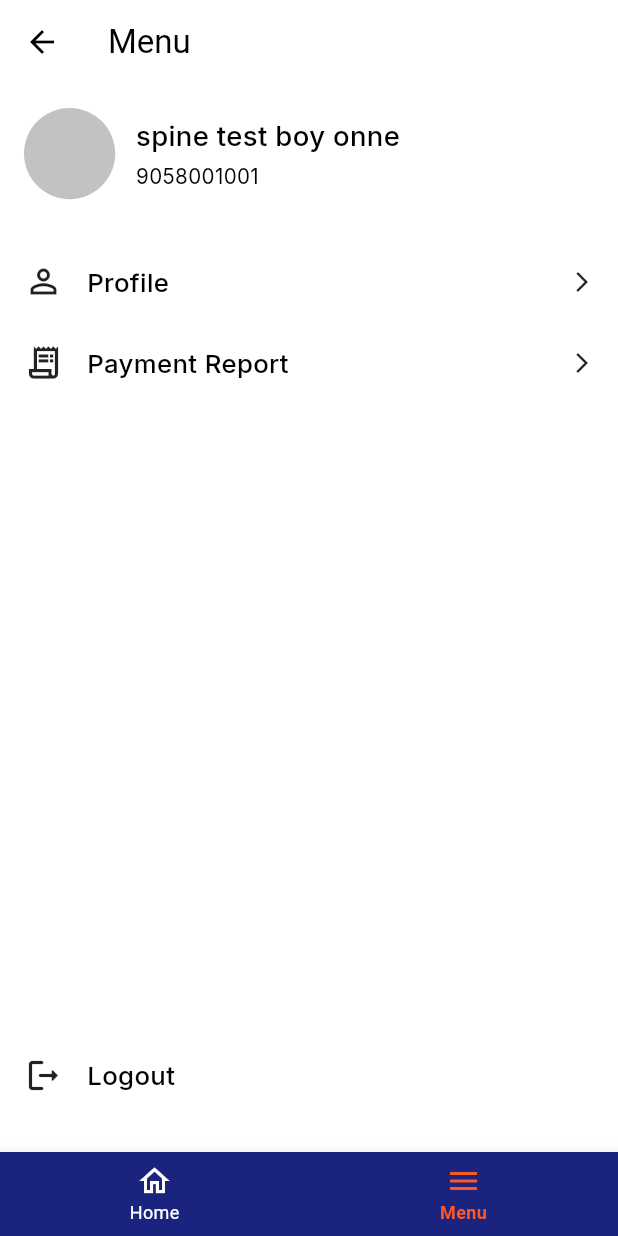
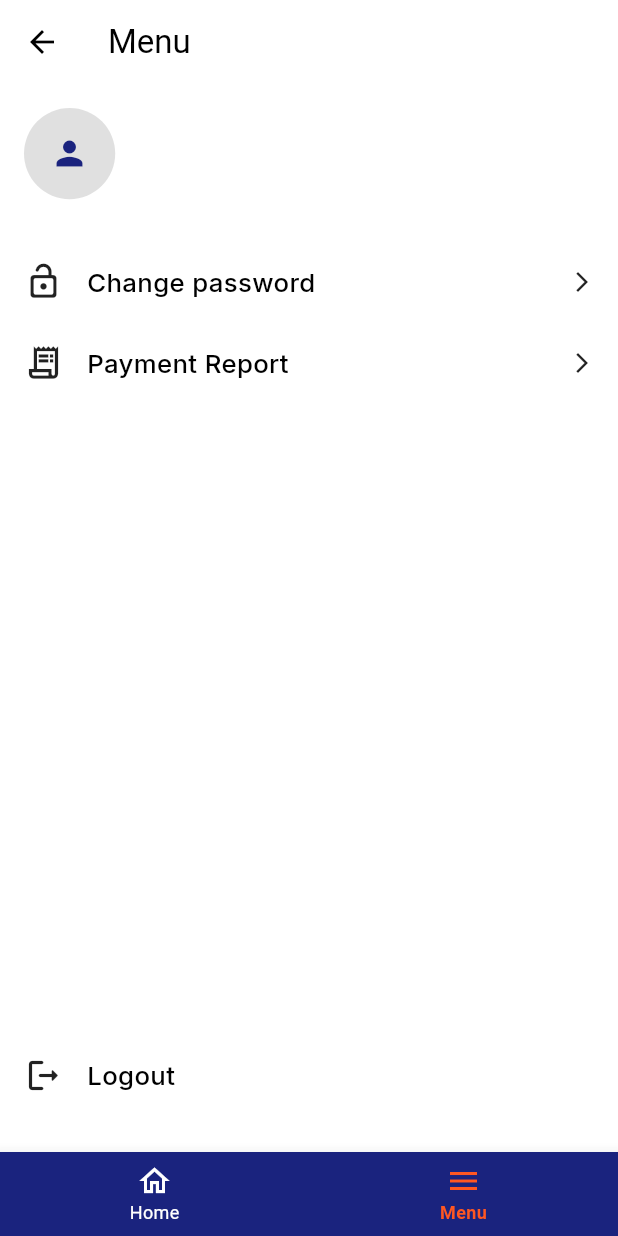
Before and after one commit to Ameenyasircm/cateryx_new, a Flutter app: the BoyBottomNavBar screen opened directly with empty values, item 2 of the bottom bar chosen, on a phone screen of 412 x 824 dp. Run offline on Flutter 3.47's test engine with Material 3 defaults, Android fonts, the phone set to English and light mode, and no system bars; our stand-ins replace cloud_firestore, firebase_core, flutter_screenutil, geocoding, geolocator, google_fonts and 3 more; accounts and stored records are empty.

Commit message:
update profile changes ,add change password secction

```diff
--- a/lib/Boys/Screens/home/widgets/profile_header.dart
+++ b/lib/Boys/Screens/home/widgets/profile_header.dart
@@ -18,7 +18,8 @@ class ProfileHeader extends StatelessWidget {
         children: [
            CircleAvatar(
             radius: 26.r,
-              backgroundColor: grey2c,
+             backgroundColor: Colors.black12,
+             child: Icon(Icons.person, size: 26,color: blue7E,),
             // backgroundImage: AssetImage('assets/profile.jpg'),
           ),
           AppSpacing.w12,
--- a/lib/Boys/Screens/menu/menu_screen.dart
+++ b/lib/Boys/Screens/menu/menu_screen.dart
@@ -1,12 +1,15 @@
 import 'package:flutter/material.dart';
+import '../../../Constants/my_functions.dart';
 import '../../../Manager/Screens/LoginScreen.dart';
+import '../../../Manager/Screens/update_password_screen.dart';
 import '../../../core/theme/app_spacing.dart';
 import 'widgets/menu_header.dart';
 import 'widgets/menu_tile.dart';
 import 'package:shared_preferences/shared_preferences.dart';
 
 class MenuScreen extends StatelessWidget {
-   MenuScreen({super.key});
+  final String boyName,boyID,boyPhone;
+   const MenuScreen({super.key,required this.boyName,required this.boyID,required this.boyPhone});
 
   @override
   Widget build(BuildContext context) {
@@ -20,13 +23,23 @@ class MenuScreen extends StatelessWidget {
       ),
       body: Column(
         children: [
-           MenuHeader(),
+          MenuHeader(boyName: boyName, boyID:boyID, boyPhone: boyPhone,),
           AppSpacing.h12,
+          // MenuTile(
+          //   icon: Icons.person_outline,
+          //   title: 'Profile',
+          //   onTap: () {
+          //     // Navigator.push(...)
+          //   },
+          // ),
           MenuTile(
-            icon: Icons.person_outline,
-            title: 'Profile',
+            icon: Icons.lock_open_rounded,
+            title: 'Change password',
             onTap: () {
-              // Navigator.push(...)
+              callNext(
+                ChangePasswordScreen(managerID: boyID, fromWhere: 'boy',),
+                context,
+              );
             },
           ),
           MenuTile(
--- a/lib/Boys/Screens/menu/widgets/menu_header.dart
+++ b/lib/Boys/Screens/menu/widgets/menu_header.dart
@@ -6,7 +6,8 @@ import '../../../../core/theme/app_spacing.dart';
 import '../../../../core/theme/app_typography.dart';
 
 class MenuHeader extends StatelessWidget {
-  const MenuHeader({super.key});
+  final String boyName,boyID,boyPhone;
+  const MenuHeader({super.key,required this.boyName,required this.boyID,required this.boyPhone});
 
   @override
   Widget build(BuildContext context) {
@@ -16,21 +17,22 @@ class MenuHeader extends StatelessWidget {
         children: [
            CircleAvatar(
             radius: 30.r,
-            backgroundColor: grey2c,
+             backgroundColor: Colors.black12,
+             child: Icon(Icons.person, size: 26,color: blue7E,),
             // backgroundImage: AssetImage('assets/profile.jpg'),
           ),
           AppSpacing.w12,
           Column(
             crossAxisAlignment: CrossAxisAlignment.start,
             children: [
-               Text(
-                'spine test boy onne',
+              Text(
+                boyName,
                 style: AppTypography.body1,
               ),
               AppSpacing.h4,
-               Text(
-                '9058001001',
-                 style: AppTypography.caption,
+              Text(
+                boyPhone,
+                style: AppTypography.caption,
               ),
             ],
           )
--- a/lib/Boys/Screens/navbar/boy_bottomNav.dart
+++ b/lib/Boys/Screens/navbar/boy_bottomNav.dart
@@ -34,7 +34,11 @@ class _BoyBottomNavBarState extends State<BoyBottomNavBar> {
         boyID: widget.boyID,
         boyPhone: widget.boyPhone,
       ),
-       MenuScreen(),
+       MenuScreen(
+         boyName: widget.boyName,
+         boyID: widget.boyID,
+         boyPhone: widget.boyPhone,
+       ),
     ];
   }
 
--- a/lib/Manager/Screens/manager_menu_screen.dart
+++ b/lib/Manager/Screens/manager_menu_screen.dart
@@ -114,7 +114,7 @@ class ManagerMenuScreen extends StatelessWidget {
                   subtitle: "Change password",
                   onTap: () {
                     callNext(
-                      ChangePasswordScreen(managerID: managerId),
+                      ChangePasswordScreen(managerID: managerId, fromWhere: 'manager',),
                       context,
                     );
                   },
```
Also changed, not shown: lib/Manager/Providers/ManagerProvider.dart (+10 -3 lines), lib/Manager/Screens/update_password_screen.dart (+4 -3 lines), pubspec.lock, 1 other file.
